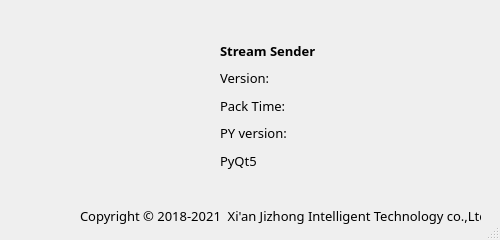
This is ui/about.ui in Reinering/stream-sender as Qt 5 draws it before an edit. The edited form follows.
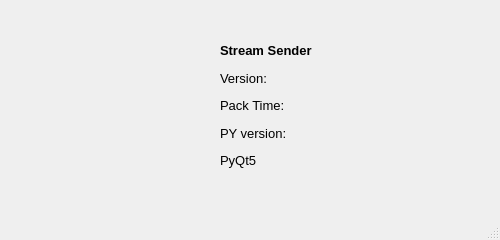
This is the edited form. Icons and pictures are not drawn.

What changed in the file:
```diff
--- a/ui/about.ui
+++ b/ui/about.ui
@@ -61,9 +61,7 @@
      <widget class="QLabel" name="label_2">
       <property name="font">
        <font>
-        <family>微软雅黑</family>
         <pointsize>10</pointsize>
-        <weight>75</weight>
         <bold>true</bold>
        </font>
       </property>
@@ -79,7 +77,6 @@
      <widget class="QLabel" name="label_version">
       <property name="font">
        <font>
-        <family>微软雅黑</family>
         <pointsize>10</pointsize>
        </font>
       </property>
@@ -92,7 +89,6 @@
      <widget class="QLabel" name="label_package">
       <property name="font">
        <font>
-        <family>微软雅黑</family>
         <pointsize>10</pointsize>
        </font>
       </property>
@@ -105,7 +101,6 @@
      <widget class="QLabel" name="label_py">
       <property name="font">
        <font>
-        <family>微软雅黑</family>
         <pointsize>10</pointsize>
        </font>
       </property>
@@ -118,7 +113,6 @@
      <widget class="QLabel" name="label_3">
       <property name="font">
        <font>
-        <family>微软雅黑</family>
         <pointsize>10</pointsize>
        </font>
       </property>
@@ -132,20 +126,19 @@
   <widget class="QLabel" name="label_4">
    <property name="geometry">
     <rect>
-     <x>80</x>
+     <x>220</x>
      <y>200</y>
-     <width>401</width>
+     <width>161</width>
      <height>31</height>
     </rect>
    </property>
    <property name="font">
     <font>
-     <family>微软雅黑</family>
      <pointsize>10</pointsize>
     </font>
    </property>
    <property name="text">
-    <string>Copyright © 2018-2021  Xi'an Jizhong Intelligent Technology co.,Ltd.</string>
+    <string/>
    </property>
   </widget>
  </widget>
```
